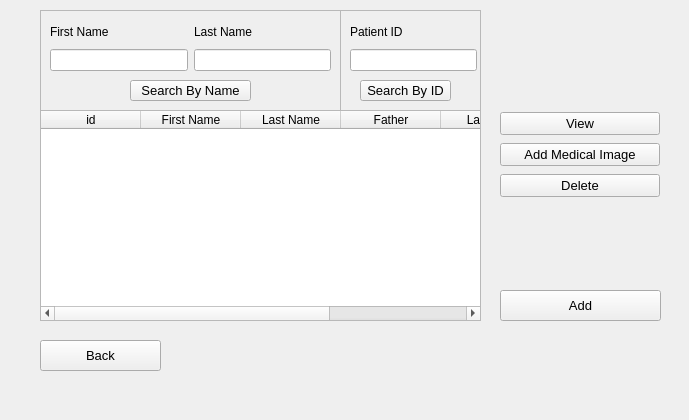
First picture: the form in s1.ui, repository khaleddallah/PulseProject, before the edit.
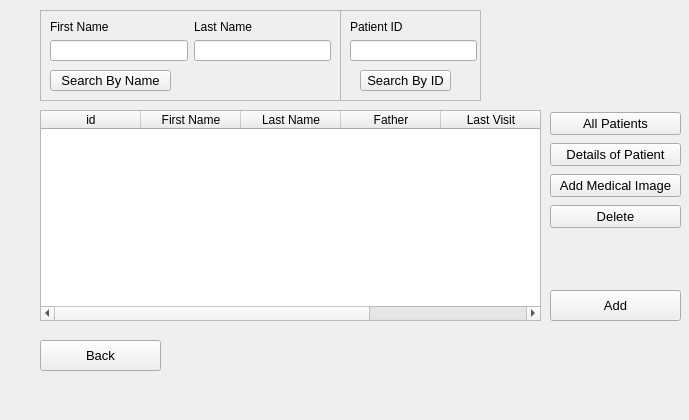
Second picture: the form after the edit.

What changed in the file:
```diff
--- a/s1.ui
+++ b/s1.ui
@@ -70,10 +70,10 @@
    <widget class="QWidget" name="verticalLayoutWidget_3">
     <property name="geometry">
      <rect>
-      <x>500</x>
+      <x>550</x>
       <y>110</y>
-      <width>160</width>
-      <height>89</height>
+      <width>131</width>
+      <height>120</height>
      </rect>
     </property>
     <layout class="QVBoxLayout" name="View_AMI_Del_VL1">
@@ -85,7 +85,19 @@
         </font>
        </property>
        <property name="text">
-        <string>View</string>
+        <string>All Patients</string>
+       </property>
+      </widget>
+     </item>
+     <item>
+      <widget class="QPushButton" name="Details1">
+       <property name="font">
+        <font>
+         <pointsize>10</pointsize>
+        </font>
+       </property>
+       <property name="text">
+        <string>Details of Patient</string>
        </property>
       </widget>
      </item>
@@ -136,9 +148,9 @@
    <widget class="QPushButton" name="Add1">
     <property name="geometry">
      <rect>
-      <x>500</x>
+      <x>550</x>
       <y>290</y>
-      <width>161</width>
+      <width>131</width>
       <height>31</height>
      </rect>
     </property>
@@ -156,7 +168,7 @@
      <rect>
       <x>40</x>
       <y>110</y>
-      <width>441</width>
+      <width>501</width>
       <height>211</height>
      </rect>
     </property>
@@ -200,7 +212,7 @@
       <x>40</x>
       <y>10</y>
       <width>301</width>
-      <height>101</height>
+      <height>91</height>
      </rect>
     </property>
     <property name="styleSheet">
@@ -218,7 +230,7 @@
        <x>10</x>
        <y>10</y>
        <width>281</width>
-       <height>51</height>
+       <height>41</height>
       </rect>
      </property>
      <layout class="QHBoxLayout" name="Name_HL1">
@@ -255,8 +267,8 @@
     <widget class="QPushButton" name="Search1">
      <property name="geometry">
       <rect>
-       <x>90</x>
-       <y>70</y>
+       <x>10</x>
+       <y>60</y>
        <width>121</width>
        <height>21</height>
       </rect>
@@ -277,7 +289,7 @@
       <x>340</x>
       <y>10</y>
       <width>141</width>
-      <height>101</height>
+      <height>91</height>
      </rect>
     </property>
     <property name="frameShape">
@@ -292,7 +304,7 @@
        <x>10</x>
        <y>10</y>
        <width>127</width>
-       <height>51</height>
+       <height>41</height>
       </rect>
      </property>
      <layout class="QVBoxLayout" name="Last_Name_VL1_2">
@@ -312,7 +324,7 @@
      <property name="geometry">
       <rect>
        <x>20</x>
-       <y>70</y>
+       <y>60</y>
        <width>91</width>
        <height>21</height>
       </rect>
```
Left out of the diff: 4 changed lines with no effect on the pictures.
